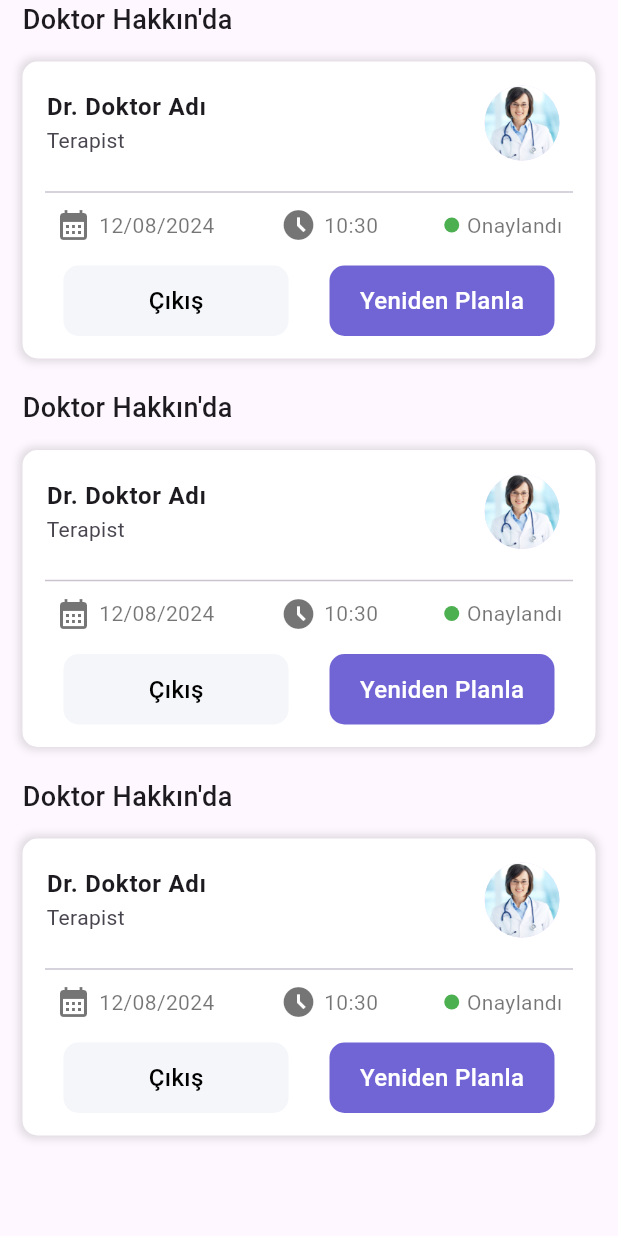
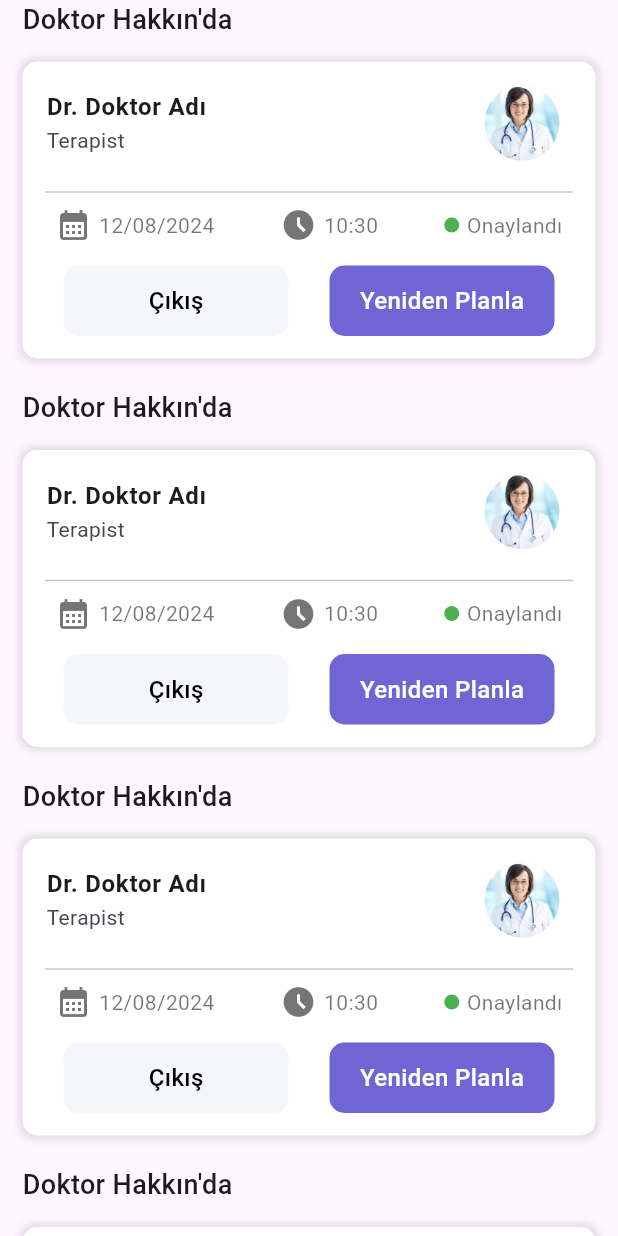
Before and after one commit to mmkocak/saglikapp, a Flutter app: the UpcomingSchedule widget shown alone on an empty page, opened directly, on a phone screen of 412 x 824 dp. Run offline on Flutter 3.47's test engine with Material 3 defaults, Android fonts, the phone set to English and light mode, and no system bars.

Commit message:
upcomming_schedule ekranına singleschildscrollview eklendi

```diff
--- a/lib/widget/upcoming_schedule.dart
+++ b/lib/widget/upcoming_schedule.dart
@@ -6,7 +6,8 @@ class UpcomingSchedule extends StatelessWidget {
 
   @override
   Widget build(BuildContext context) {
-    return const Padding(
+    return const SingleChildScrollView(
+      child:  Padding(
         padding:  EdgeInsets.symmetric(horizontal: 15),
         child: Column(
           crossAxisAlignment: CrossAxisAlignment.start,
@@ -46,7 +47,20 @@ class UpcomingSchedule extends StatelessWidget {
               height: 15,
             ),
             schedulemainWidgets(),
+             SizedBox(height: 20,),
+             Text(
+              "Doktor Hakkın'da",
+              style: TextStyle(
+                fontSize: 18,
+                fontWeight: FontWeight.w500,
+              ),
+            ),
+            const SizedBox(
+              height: 15,
+            ),
+            schedulemainWidgets(),
           ],
+        ),
       ),
     );
   }
```
Also changed, not shown: lib/view/messages/messages_screen.dart (+10 -2 lines). Lines whose indentation alone changed are shown as unchanged.
